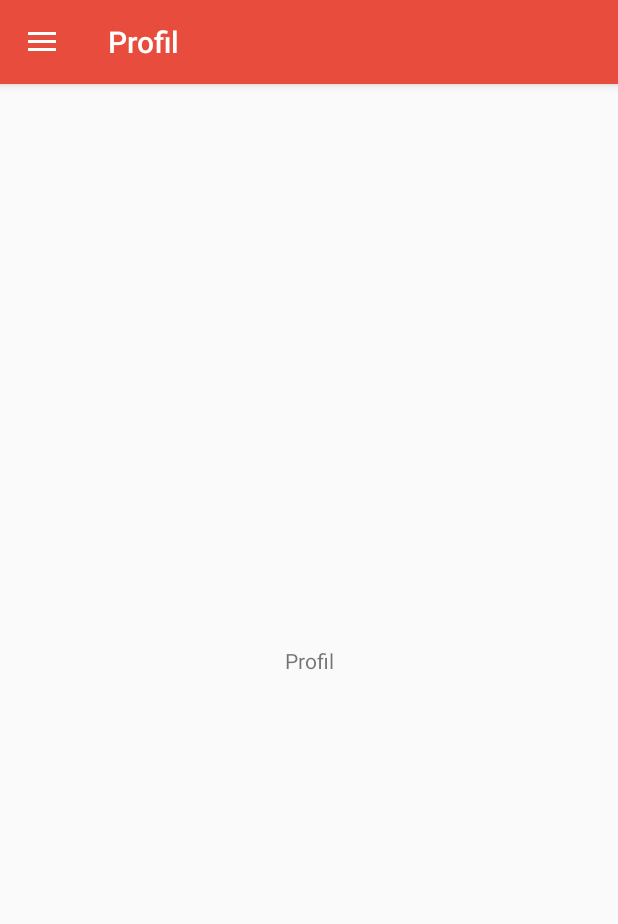
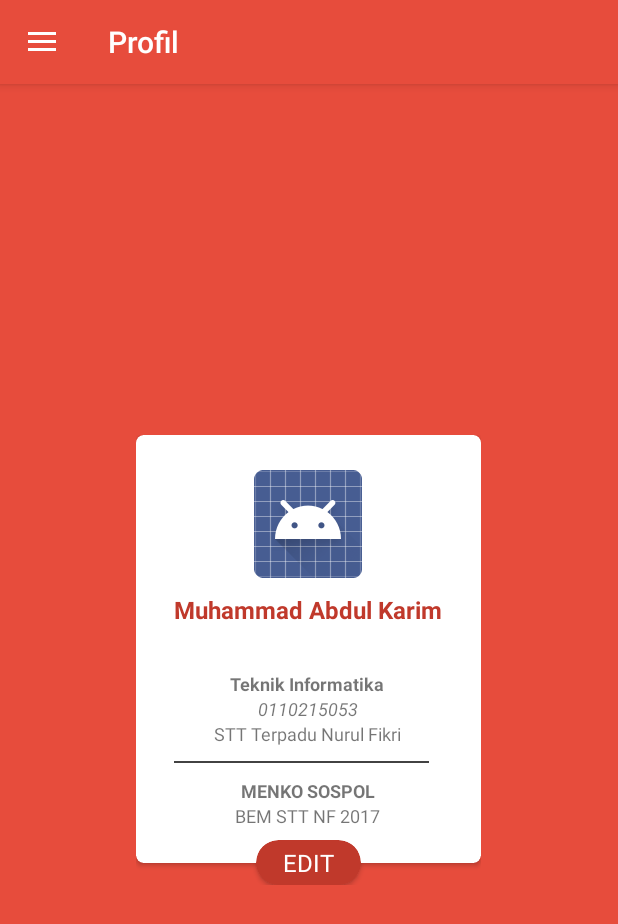
Before and after one commit to abdkarimmuh/ingetin, an Android app: the screen it shows after launch (MainActivity), in the side drawer, after a tap on "Profil", on a phone screen of 412 x 824 dp. Shown: the top 924 px of the screen. Run offline under Robolectric (Android 15) with nearby library versions, the phone set to English and light mode, and no system bars.

Commit message:
Update UI v1

```diff
--- a/app/build.gradle
+++ b/app/build.gradle
@@ -17,7 +17,6 @@ android {
             proguardFiles getDefaultProguardFile('proguard-android.txt'), 'proguard-rules.pro'
         }
     }
-    dataBinding.enabled = true
 }
 
 dependencies {
--- a/app/src/main/java/dev/karim/ingetin/DBSQLiteHelper.java
+++ b/app/src/main/java/dev/karim/ingetin/DBSQLiteHelper.java
@@ -19,12 +19,12 @@ public class DBSQLiteHelper extends SQLiteOpenHelper {
 
     @Override
     public void onCreate(SQLiteDatabase db) {
-        db.execSQL(DBContract.Tugas.CREATE_TABLE);
+        db.execSQL(DBContract.Tugas.CREATE_TABLE_TUGAS);
     }
 
     @Override
     public void onUpgrade(SQLiteDatabase db, int oldVersion, int newVersion) {
-        db.execSQL("DROP TABLE IF EXISTS " + DBContract.Tugas.TABLE_NAME);
+        db.execSQL("DROP TABLE IF EXISTS " + DBContract.Tugas.TABLE_NAME_TUGAS);
         onCreate(db);
     }
 }
--- a/app/src/main/res/layout/fragment_panel_tugas.xml
+++ b/app/src/main/res/layout/fragment_panel_tugas.xml
@@ -23,7 +23,7 @@
             android:layout_width="match_parent"
             android:layout_height="wrap_content"
             android:layout_weight="1"
-            android:hint="Masukan mapel/matkul" />
+            android:hint="Masukan Mata Pelajaran / Kuliah" />
 
         <ImageView
             android:id="@+id/button_send"
--- a/app/src/main/res/layout/fragment_profil.xml
+++ b/app/src/main/res/layout/fragment_profil.xml
@@ -1,18 +1,126 @@
 <?xml version="1.0" encoding="utf-8"?>
-<android.support.constraint.ConstraintLayout xmlns:android="http://schemas.android.com/apk/res/android"
+<RelativeLayout xmlns:android="http://schemas.android.com/apk/res/android"
     xmlns:app="http://schemas.android.com/apk/res-auto"
     xmlns:tools="http://schemas.android.com/tools"
     android:layout_width="match_parent"
     android:layout_height="match_parent"
+    android:background="@color/colorPrimary"
     tools:context="dev.karim.ingetin.Fragment.ProfilFragment">
 
-    <TextView
-        android:layout_width="wrap_content"
-        android:layout_height="wrap_content"
-        android:text="Profil"
-        app:layout_constraintBottom_toBottomOf="parent"
-        app:layout_constraintLeft_toLeftOf="parent"
-        app:layout_constraintRight_toRightOf="parent"
-        app:layout_constraintTop_toTopOf="parent" />
+    <ScrollView
+        android:layout_width="match_parent"
+        android:layout_height="match_parent">
 
-</android.support.constraint.ConstraintLayout>
+        <RelativeLayout
+            android:layout_width="match_parent"
+            android:layout_height="match_parent"
+            android:layout_gravity="center">
+
+            <FrameLayout
+                android:layout_centerInParent="true"
+                app:layout_constraintBottom_toBottomOf="parent"
+                app:layout_constraintLeft_toLeftOf="parent"
+                app:layout_constraintRight_toRightOf="parent"
+                app:layout_constraintTop_toTopOf="parent"
+                android:layout_gravity="center"
+                android:layout_width="wrap_content"
+                android:layout_height="300dp">
+
+                <android.support.v7.widget.CardView
+                    app:cardCornerRadius="5dp"
+                    android:layout_width="230dp"
+                    android:layout_height="285dp"
+                    android:layout_gravity="top">
+
+                    <LinearLayout
+                        android:layout_width="wrap_content"
+                        android:layout_height="wrap_content"
+                        android:orientation="vertical"
+                        android:layout_gravity="center">
+
+                        <ImageView
+                            android:layout_gravity="center_horizontal"
+                            android:layout_width="wrap_content"
+                            android:layout_height="wrap_content"
+                            android:src="@android:drawable/sym_def_app_icon"/>
+                        <TextView
+                            android:layout_marginTop="10dp"
+                            android:layout_gravity="center_horizontal"
+                            android:layout_width="wrap_content"
+                            android:layout_height="wrap_content"
+                            android:text="Muhammad Abdul Karim"
+                            android:textSize="16sp"
+                            android:textColor="@color/colorPrimaryDark"
+                            android:textStyle="bold"/>
+
+                        <TextView
+                            android:layout_marginTop="30dp"
+                            android:layout_gravity="center_horizontal"
+                            android:layout_width="wrap_content"
+                            android:layout_height="wrap_content"
+                            android:text="Teknik Informatika"
+                            android:textStyle="bold"
+                            android:textSize="12sp"/>
+                        <TextView
+                            android:layout_gravity="center_horizontal"
+                            android:layout_width="wrap_content"
+                            android:layout_height="wrap_content"
+                            android:text="0110215053"
+                            android:textSize="12sp"
+                            android:textStyle="italic"/>
+                        <TextView
+                            android:layout_gravity="center_horizontal"
+                            android:layout_width="wrap_content"
+                            android:layout_height="wrap_content"
+                            android:text="STT Terpadu Nurul Fikri"
+                            android:textSize="12sp" />
+
+                        <View
+                            android:layout_marginTop="10dp"
+                            android:layout_width="170dp"
+                            android:layout_height="1dp"
+                            android:background="@color/cardview_dark_background"/>
+
+                        <TextView
+                            android:layout_marginTop="10dp"
+                            android:layout_gravity="center_horizontal"
+                            android:layout_width="wrap_content"
+                            android:layout_height="wrap_content"
+                            android:text="MENKO SOSPOL"
+                            android:textStyle="bold"
+                            android:textSize="12sp"/>
+                        <TextView
+                            android:layout_gravity="center_horizontal"
+                            android:layout_width="wrap_content"
+                            android:layout_height="wrap_content"
+                            android:text="BEM STT NF 2017"
+                            android:textSize="12sp" />
+
+                    </LinearLayout>
+
+                </android.support.v7.widget.CardView>
+
+                <android.support.v7.widget.CardView
+                    android:layout_width="70dp"
+                    android:layout_height="30dp"
+                    app:cardCornerRadius="15dp"
+                    android:backgroundTint="@color/colorPrimaryDark"
+                    android:layout_gravity="bottom|center_horizontal">
+
+                    <TextView
+                        android:layout_width="wrap_content"
+                        android:layout_height="wrap_content"
+                        android:textColor="#FFF"
+                        android:textSize="16sp"
+                        android:layout_gravity="center"
+                        android:text="EDIT"/>
+
+                </android.support.v7.widget.CardView>
+
+            </FrameLayout>
+
+        </RelativeLayout>
+
+    </ScrollView>
+
+</RelativeLayout>
```
Also changed, not shown: app/src/main/java/dev/karim/ingetin/Adapter/AdapterTugas.java (+16 -2 lines), app/src/main/java/dev/karim/ingetin/AddActivity/AddTugasActivity.java (+4 -4 lines), app/src/main/java/dev/karim/ingetin/DBContract.java (+6 -6 lines), app/src/main/res/layout/fragment_tugas.xml (+19 -14 lines).
